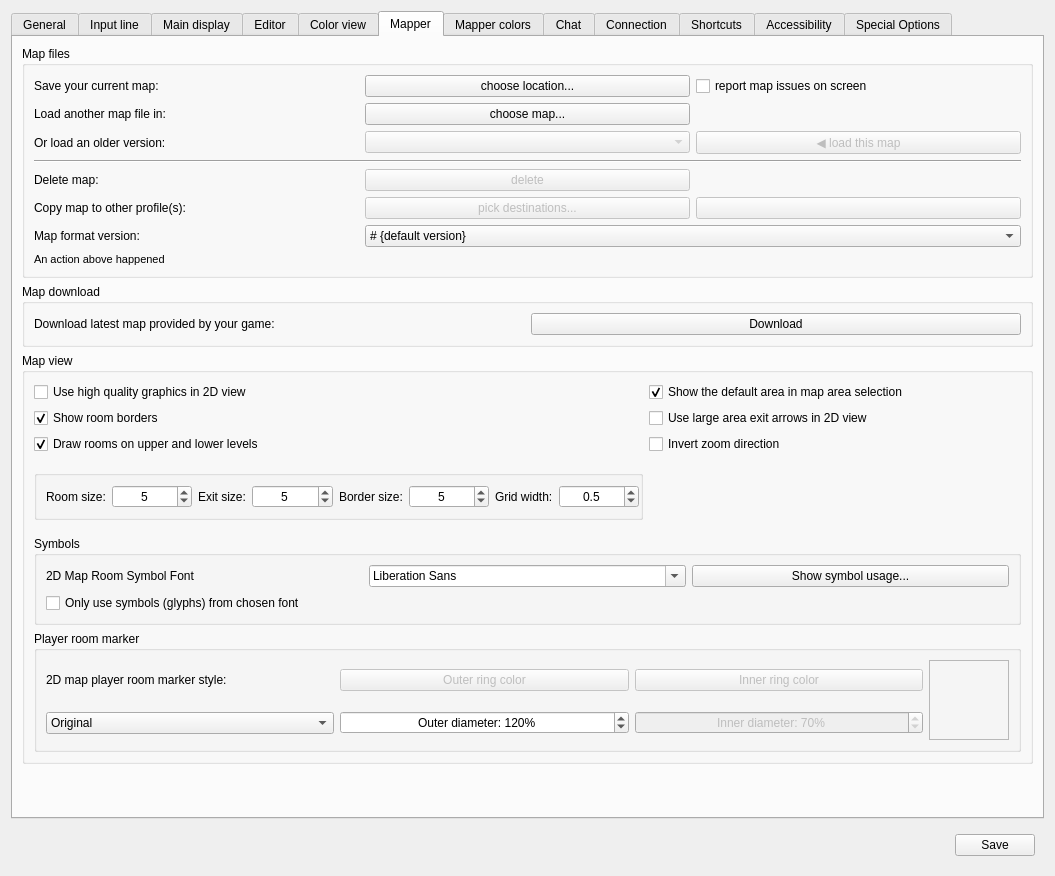
First picture: the form in src/ui/profile_preferences.ui, repository Mudlet/Mudlet, before the edit.
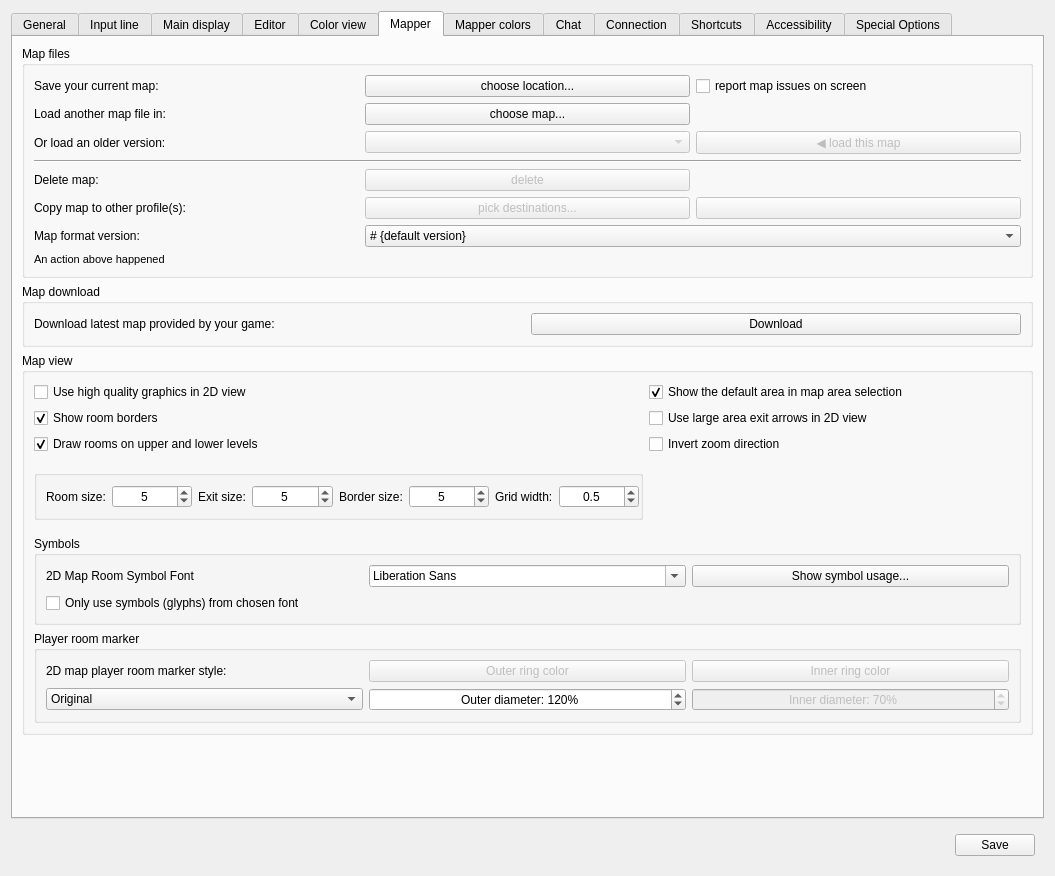
Second picture: the form after the edit. Icons and pictures are not drawn. Custom widgets are drawn as their Qt base class.

Commit message:
fix: use member variables with qFuzzyCompare for cache invalidation and remove player room preview
Use mPrevRoomWidth/mPrevRoomHeight member variables instead of static
locals for tracking zoom changes, matching the codebase pattern, while
adopting qFuzzyCompare to avoid unnecessary cache flushes from
floating-point rounding. Remove the player room marker preview widget
from profile preferences as requested.

```diff
--- a/src/ui/profile_preferences.ui
+++ b/src/ui/profile_preferences.ui
@@ -2709,31 +2709,6 @@
                </property>
               </widget>
              </item>
-             <item row="0" column="3" rowspan="2">
-              <widget class="QLabel" name="label_playerRoomPreview">
-               <property name="minimumSize">
-                <size>
-                 <width>80</width>
-                 <height>80</height>
-                </size>
-               </property>
-               <property name="maximumSize">
-                <size>
-                 <width>80</width>
-                 <height>80</height>
-                </size>
-               </property>
-               <property name="frameShape">
-                <enum>QFrame::Shape::StyledPanel</enum>
-               </property>
-               <property name="frameShadow">
-                <enum>QFrame::Shadow::Sunken</enum>
-               </property>
-               <property name="alignment">
-                <set>Qt::AlignmentFlag::AlignCenter</set>
-               </property>
-              </widget>
-             </item>
             </layout>
            </widget>
           </item>
```
The commit also changes 3 other files.
